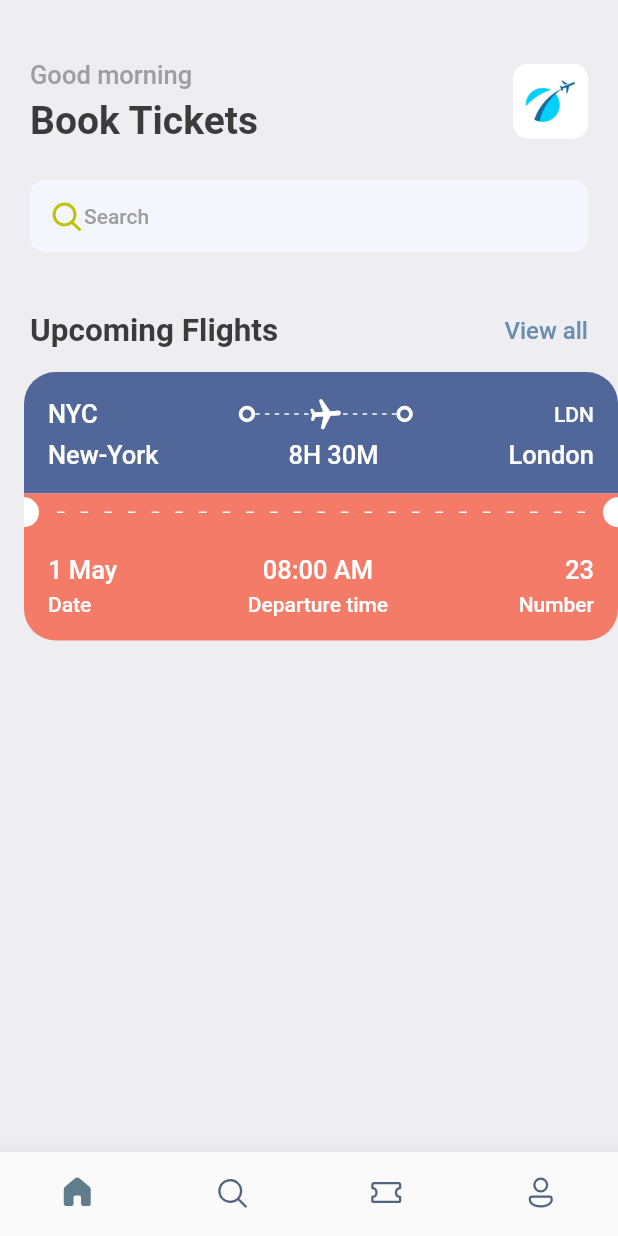
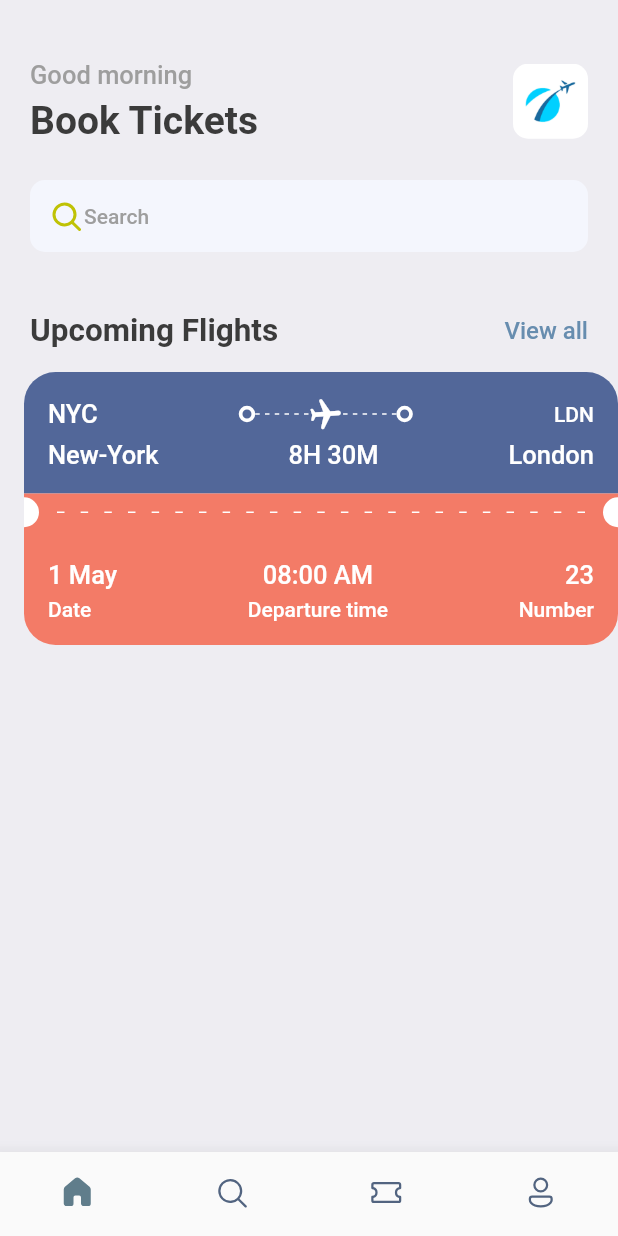
Before and after one commit to mrojasb2000/flutter_booktickets_app, a Flutter app: the screen it shows after launch, on a phone screen of 412 x 824 dp. Run offline on Flutter 3.47's test engine with Material 2 defaults, Android fonts, the light colour scheme and no system bars; our stand-ins replace fluentui_icons, gap.

Commit message:
chore: refactor orange card/ticket details

```diff
--- a/lib/screens/ticket_view.dart
+++ b/lib/screens/ticket_view.dart
@@ -146,7 +146,8 @@ class TicketView extends StatelessWidget {
                   borderRadius: const BorderRadius.only(
                       bottomLeft: Radius.circular(21),
                       bottomRight: Radius.circular(21))),
-              padding: const EdgeInsets.all(16),
+              padding: const EdgeInsets.only(
+                  left: 16, top: 19, right: 16, bottom: 16),
               child: Column(
                 children: [
                   Row(
```
